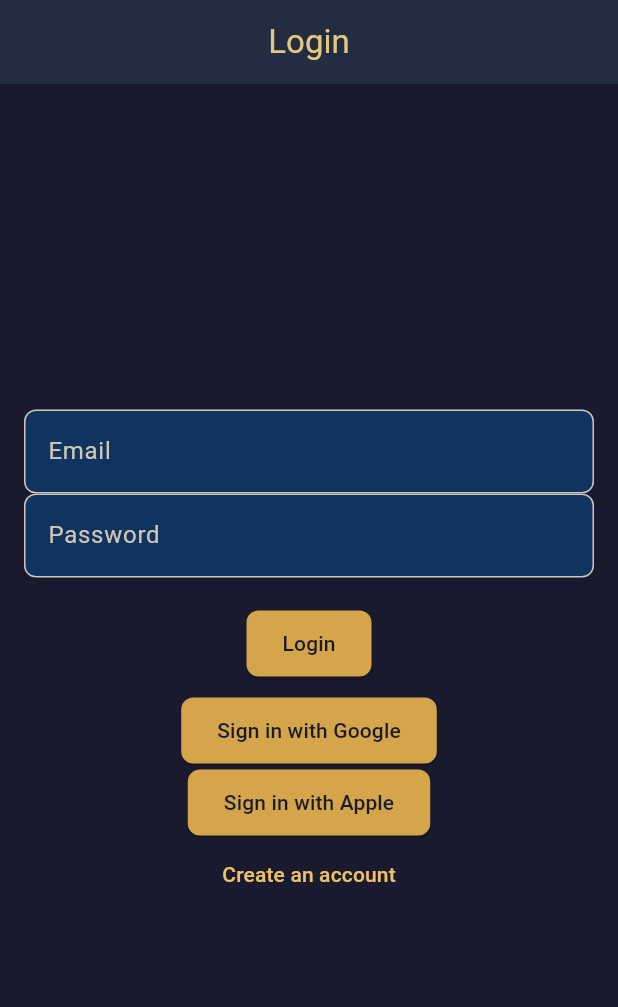
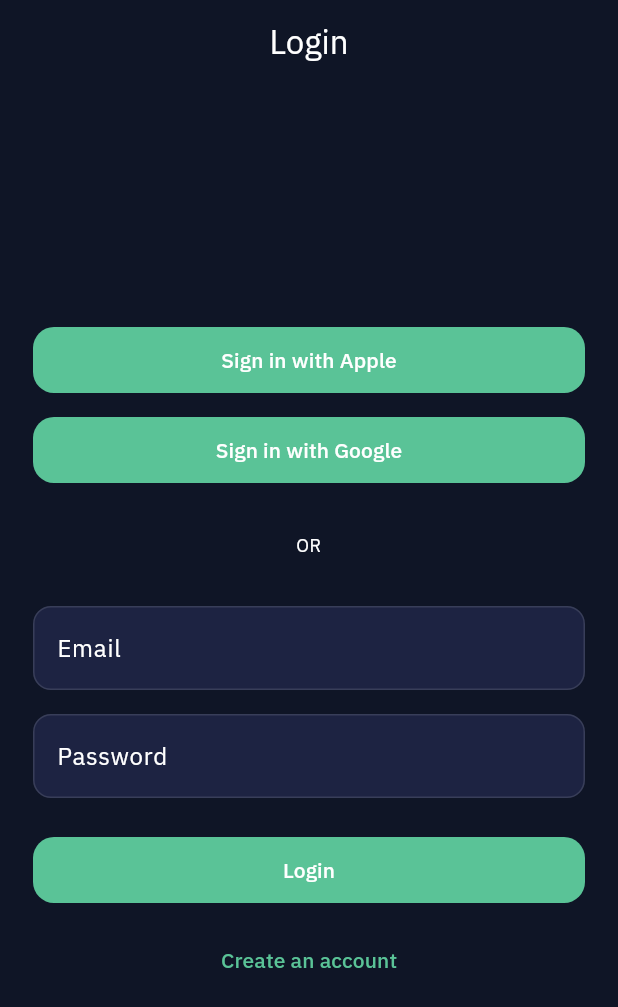
Before and after one commit to dmitrii-kovalenko/diplomacy-app, a Flutter app: the screen it shows after launch, after a tap on "Speichern", on a phone screen of 412 x 824 dp. Shown: the top 1007 px of the screen. Run offline on Flutter 3.47's test engine with Material 3 defaults, Android fonts, the phone set to English and light mode, and no system bars; our stand-ins replace dio, firebase_analytics, firebase_core, firebase_messaging, flutter_secure_storage, google_fonts and 3 more; missing offline and left inert: cryptography; accounts and stored records are empty; generated files the repository leaves out were written again; network calls fail.

Commit message:
style: hig-compliant diplomacy redesign

```diff
--- a/lib/main.dart
+++ b/lib/main.dart
@@ -13,6 +13,7 @@ import 'package:firebase_messaging/firebase_messaging.dart';
 import 'package:firebase_analytics/firebase_analytics.dart';
 import 'firebase_options.dart';
 import 'services/push_service.dart';
+import 'package:google_fonts/google_fonts.dart';
 
 @pragma('vm:entry-point')
 Future<void> _firebaseMessagingBackgroundHandler(RemoteMessage message) async {
@@ -37,9 +38,9 @@ Future<bool> _showConsentSheet(BuildContext context) async {
               mainAxisSize: MainAxisSize.min,
               crossAxisAlignment: CrossAxisAlignment.start,
               children: [
-                const Text(
+                Text(
                   'Datenschutz-Einstellungen',
-                  style: TextStyle(fontSize: 20, fontWeight: FontWeight.bold),
+                  style: Theme.of(context).textTheme.titleLarge?.copyWith(fontWeight: FontWeight.bold),
                 ),
                 const SizedBox(height: 12),
                 const Text(
@@ -111,40 +112,84 @@ class DiplomacyApp extends StatelessWidget {
   Widget build(BuildContext context) {
     final localeProvider = Provider.of<LocaleProvider>(context);
 
+    // Diplomacy Design System Colors
+    const colorBackground = Color(0xFF0F1526);
+    const colorSurface = Color(0xFF1D2342);
+    // ignore: unused_local_variable
+    const colorSurfaceRaised = Color(0xFF242E4F);
+    const colorAccent = Color(0xFF5AC397);
+    const colorGold = Color(0xFFF0D36C);
+    const colorDanger = Color(0xFFE0685F);
+
+    final baseTextTheme = GoogleFonts.ibmPlexSansTextTheme(
+      ThemeData(brightness: Brightness.dark).textTheme,
+    );
+
+    final displayFont = GoogleFonts.fraunces();
+
     return MaterialApp(
       navigatorKey: navigatorKey,
       title: 'Diplomacy',
       debugShowCheckedModeBanner: false,
       theme: ThemeData(
         brightness: Brightness.dark,
-        colorScheme: ColorScheme.fromSeed(
-          seedColor: const Color(0xFFD4A54A), // Gold / amber for Diplomacy
-          brightness: Brightness.dark,
+        colorScheme: const ColorScheme.dark(
+          primary: colorAccent,
+          secondary: colorGold,
+          surface: colorSurface,
+          error: colorDanger,
+          onPrimary: Colors.white,
+          onSecondary: Colors.black,
+          onSurface: Colors.white,
+          onError: Colors.white,
         ),
-        scaffoldBackgroundColor: const Color(0xFF1A1A2E),
+        scaffoldBackgroundColor: colorBackground,
+        textTheme: baseTextTheme.copyWith(
+          displayLarge: baseTextTheme.displayLarge?.merge(displayFont),
+          displayMedium: baseTextTheme.displayMedium?.merge(displayFont),
+          displaySmall: baseTextTheme.displaySmall?.merge(displayFont),
+          headlineLarge: baseTextTheme.headlineLarge?.merge(displayFont),
+          headlineMedium: baseTextTheme.headlineMedium?.merge(displayFont),
+          headlineSmall: baseTextTheme.headlineSmall?.merge(displayFont),
+        ),
         appBarTheme: const AppBarTheme(
-          backgroundColor: Color(0xFF16213E),
-          foregroundColor: Color(0xFFE0C97F),
-          elevation: 2,
+          backgroundColor: colorBackground,
+          foregroundColor: Colors.white,
+          elevation: 0,
           centerTitle: true,
         ),
         cardTheme: CardTheme(
-          color: const Color(0xFF16213E),
-          elevation: 4,
-          shape: RoundedRectangleBorder(borderRadius: BorderRadius.circular(12)),
+          color: colorSurface,
+          elevation: 0,
+          shape: RoundedRectangleBorder(
+            borderRadius: BorderRadius.circular(18),
+            side: const BorderSide(color: Colors.white12, width: 1), // Hairline border
+          ),
         ),
         elevatedButtonTheme: ElevatedButtonThemeData(
           style: ElevatedButton.styleFrom(
-            backgroundColor: const Color(0xFFD4A54A),
-            foregroundColor: const Color(0xFF1A1A2E),
-            shape: RoundedRectangleBorder(borderRadius: BorderRadius.circular(8)),
+            backgroundColor: colorAccent,
+            foregroundColor: Colors.white,
+            shape: RoundedRectangleBorder(borderRadius: BorderRadius.circular(14)),
             padding: const EdgeInsets.symmetric(horizontal: 24, vertical: 12),
+            elevation: 0,
           ),
         ),
         inputDecorationTheme: InputDecorationTheme(
-          border: OutlineInputBorder(borderRadius: BorderRadius.circular(8)),
+          border: OutlineInputBorder(
+            borderRadius: BorderRadius.circular(12),
+            borderSide: const BorderSide(color: Colors.white24),
+          ),
+          enabledBorder: OutlineInputBorder(
+            borderRadius: BorderRadius.circular(12),
+            borderSide: const BorderSide(color: Colors.white12),
+          ),
+          focusedBorder: OutlineInputBorder(
+            borderRadius: BorderRadius.circular(12),
+            borderSide: const BorderSide(color: colorAccent),
+          ),
           filled: true,
-          fillColor: const Color(0xFF0F3460),
+          fillColor: colorSurface,
         ),
         useMaterial3: true,
       ),
@@ -228,8 +273,8 @@ class _InitializerScreenState extends State<InitializerScreen> {
 
   @override
   Widget build(BuildContext context) {
-    return const Scaffold(
-      backgroundColor: Color(0xFF1A1A2E),
+    return Scaffold(
+      backgroundColor: Theme.of(context).colorScheme.surface,
       body: Center(
         child: Column(
           mainAxisAlignment: MainAxisAlignment.center,
@@ -237,25 +282,23 @@ class _InitializerScreenState extends State<InitializerScreen> {
             Icon(
               Icons.shield_outlined,
               size: 80,
-              color: Color(0xFFD4A54A),
+              color: Theme.of(context).colorScheme.secondary,
             ),
-            SizedBox(height: 24),
+            const SizedBox(height: 24),
             Text(
               'DIPLOMACY',
-              style: TextStyle(
-                fontSize: 32,
-                fontWeight: FontWeight.bold,
-                color: Color(0xFFE0C97F),
+              style: Theme.of(context).textTheme.displaySmall?.copyWith(
+                color: Theme.of(context).colorScheme.secondary,
                 letterSpacing: 8,
               ),
             ),
-            SizedBox(height: 32),
+            const SizedBox(height: 32),
             SizedBox(
               width: 24,
               height: 24,
               child: CircularProgressIndicator(
                 strokeWidth: 2,
-                color: Color(0xFFD4A54A),
+                color: Theme.of(context).colorScheme.primary,
               ),
             ),
           ],
--- a/lib/screens/auth/login_screen.dart
+++ b/lib/screens/auth/login_screen.dart
@@ -101,38 +101,54 @@ class _LoginScreenState extends State<LoginScreen> {
     final loc = AppLocalizations.of(context)!;
     return Scaffold(
       appBar: AppBar(title: Text(loc.login)),
-      body: Padding(
+      body: Center(
+        child: SingleChildScrollView(
+          child: ConstrainedBox(
+            constraints: const BoxConstraints(maxWidth: 400),
+            child: Padding(
               padding: const EdgeInsets.all(16.0),
               child: Column(
                 mainAxisAlignment: MainAxisAlignment.center,
+                crossAxisAlignment: CrossAxisAlignment.stretch,
                 children: [
+                  if (_isLoading)
+                    const Center(child: CircularProgressIndicator())
+                  else ...[
+                    ElevatedButton(
+                      onPressed: _loginWithApple,
+                      child: Text(loc.signInWithApple),
+                    ),
+                    const SizedBox(height: 12),
+                    ElevatedButton(
+                      onPressed: _loginWithGoogle,
+                      child: Text(loc.signInWithGoogle),
+                    ),
+                    const SizedBox(height: 32),
+                    Text(
+                      'OR',
+                      textAlign: TextAlign.center,
+                      style: Theme.of(context).textTheme.bodySmall?.copyWith(
+                        color: Theme.of(context).colorScheme.onSurfaceVariant,
+                      ),
+                    ),
+                    const SizedBox(height: 32),
                     TextField(
                       controller: _emailController,
                       decoration: InputDecoration(labelText: loc.email),
                       keyboardType: TextInputType.emailAddress,
                     ),
+                    const SizedBox(height: 16),
                     TextField(
                       controller: _passwordController,
                       decoration: InputDecoration(labelText: loc.password),
                       obscureText: true,
                     ),
-            const SizedBox(height: 20),
-            if (_isLoading) const CircularProgressIndicator()
-            else Column(
-              children: [
+                    const SizedBox(height: 24),
                     ElevatedButton(
                       onPressed: _login,
                       child: Text(loc.login),
                     ),
-                const SizedBox(height: 10),
-                ElevatedButton(
-                  onPressed: _loginWithGoogle,
-                  child: Text(loc.signInWithGoogle),
-                ),
-                ElevatedButton(
-                  onPressed: _loginWithApple,
-                  child: Text(loc.signInWithApple),
-                ),
+                    const SizedBox(height: 12),
                     TextButton(
                       onPressed: () {
                         Navigator.push(
@@ -143,8 +159,10 @@ class _LoginScreenState extends State<LoginScreen> {
                       child: Text(loc.createAnAccount),
                     ),
                   ],
+                ],
               ),
-          ],
+            ),
+          ),
         ),
       ),
     );
--- a/lib/screens/settings/link_account_screen.dart
+++ b/lib/screens/settings/link_account_screen.dart
@@ -158,7 +158,7 @@ class _LinkAccountScreenState extends State<LinkAccountScreen> {
                       ),
                     ),
                     const SizedBox(height: 8),
-                    Text('Expires in: $_timeLeft', style: const TextStyle(color: Colors.red)),
+                    Text('Expires in: $_timeLeft', style: TextStyle(color: Theme.of(context).colorScheme.error)),
                   ] else ...[
                     ElevatedButton(
                       onPressed: _isGenerating ? null : _generateCode,
@@ -191,7 +191,7 @@ class _LinkAccountScreenState extends State<LinkAccountScreen> {
                     textCapitalization: TextCapitalization.characters,
                     maxLength: 6,
                     textAlign: TextAlign.center,
-                    style: const TextStyle(letterSpacing: 8.0, fontSize: 24),
+                    style: Theme.of(context).textTheme.headlineSmall?.copyWith(letterSpacing: 8.0),
                   ),
                   const SizedBox(height: 24),
                   ElevatedButton(
--- a/pubspec.yaml
+++ b/pubspec.yaml
@@ -39,6 +39,7 @@ dependencies:
   pointycastle: ^4.0.0
   cryptography: ^2.9.0
   url_launcher: ^6.3.1
+  google_fonts: ^6.2.1
 
 dev_dependencies:
   flutter_test:
```
Also changed, not shown: lib/screens/chat/conversations_screen.dart (+19 -3 lines), lib/screens/chat/messages_screen.dart (+15 -5 lines), lib/screens/legal/impressum_screen.dart (+19 -19 lines), lib/screens/legal/privacy_screen.dart (+46 -65 lines), lib/screens/lobby/lobby_screen.dart (+9 -9 lines), lib/screens/settings/settings_screen.dart (+51 -14 lines), lib/screens/tournament/tournament_screen.dart (+12 -12 lines), pubspec.lock, 1 other file. Lines whose indentation alone changed are shown as unchanged.
